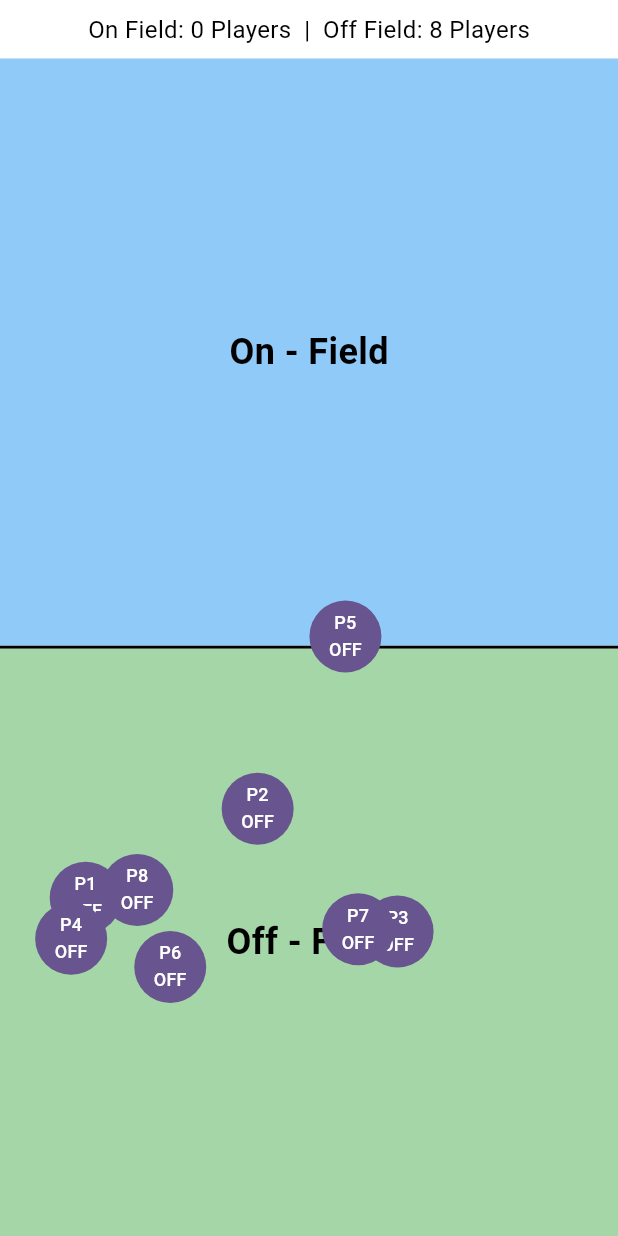
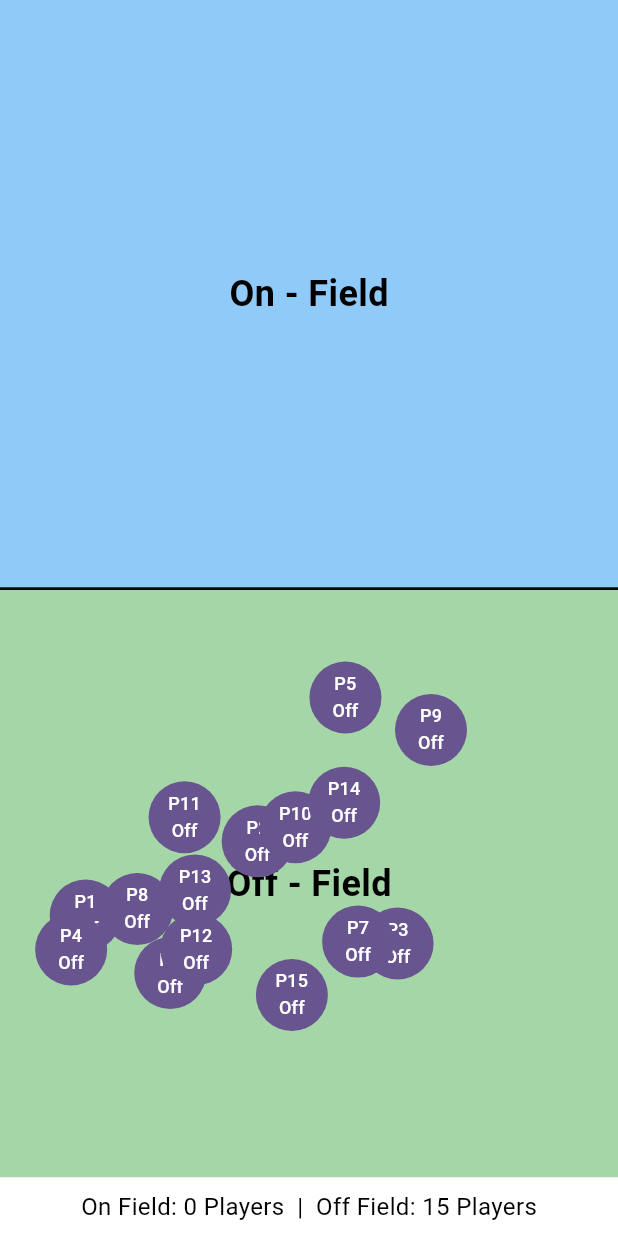
Before and after one commit to anushkagupta65/drag-n-drop-players, a Flutter app: the screen it shows after launch, on a phone screen of 412 x 824 dp. Run offline on Flutter 3.47's test engine with Material 3 defaults, Android fonts, the phone set to English and light mode, and no system bars; our stand-ins replace flutter_bloc, freezed_annotation.

Commit message:
added no of players

```diff
--- a/lib/player_cubit.dart
+++ b/lib/application/player cubit/player_cubit.dart
@@ -1,8 +1,8 @@
 import 'package:flutter/material.dart';
 import 'package:flutter_bloc/flutter_bloc.dart';
 import 'package:freezed_annotation/freezed_annotation.dart';
-import 'package:player_drag/players.dart';
-import 'player_model.dart';
+import 'package:player_drag/data/players.dart';
+import '../../data/player_model.dart';
 
 part 'player_state.dart';
 part 'player_cubit.freezed.dart';
@@ -10,8 +10,9 @@ part 'player_cubit.freezed.dart';
 class PlayerCubit extends Cubit<PlayerState> {
   PlayerCubit() : super(PlayerState.initial());
 
-  void updatePosition(Offset newPosition, String playerName, double centerLine) {
-    final String newStatus = newPosition.dy < centerLine ? "ON" : "OFF";
+  void updatePosition(
+      Offset newPosition, String playerName, double centerLine) {
+    final String newStatus = newPosition.dy < centerLine ? "On" : "Off";
 
     emit(state.copyWith(
       draggedPlayerPosition: newPosition,
@@ -22,7 +23,8 @@ class PlayerCubit extends Cubit<PlayerState> {
     updatePlayerPositionAndStatus(playerName, newPosition, newStatus);
   }
 
-  void updatePlayerPositionAndStatus(String playerName, Offset newPosition, String newStatus) {
+  void updatePlayerPositionAndStatus(
+      String playerName, Offset newPosition, String newStatus) {
     List<Player> updatedPlayers = state.players.map((player) {
       if (player.name == playerName) {
         return player.copyWith(position: newPosition, status: newStatus);
--- a/lib/player_state.dart
+++ b/lib/application/player cubit/player_state.dart
@@ -14,7 +14,7 @@ class PlayerState with _$PlayerState {
         draggedPlayerName: '',
         draggedPlayerStatus: '',
         players: InitialPlayers.offFieldPlayers.map((player) {
-          return player.copyWith(status: 'OFF');
+          return player.copyWith(status: 'Off');
         }).toList(),
       );
 }
--- /dev/null
+++ b/lib/data/players.dart
@@ -0,0 +1,27 @@
+import 'dart:math';
+import 'package:flutter/material.dart';
+import 'package:player_drag/data/player_model.dart';
+
+class InitialPlayers {
+  static List<Player> offFieldPlayers = _initialPlayers();
+
+  static List<Player> _initialPlayers() {
+    final Random random = Random();
+    double screenHeight = 640;
+    double centerLine = screenHeight / 2;
+
+    return List.generate(
+      15,
+      (index) {
+        return Player(
+          name: "P${index + 1}",
+          position: Offset(
+            random.nextDouble() * 300,
+            random.nextDouble() * (centerLine - 120) + (centerLine + 120),
+          ),
+          status: "",
+        );
+      },
+    );
+  }
+}
--- a/lib/main.dart
+++ b/lib/main.dart
@@ -1,5 +1,5 @@
 import 'package:flutter/material.dart';
-import 'package:player_drag/player_field_screen.dart';
+import 'package:player_drag/presentation/player_field_screen.dart';
 
 void main() {
   runApp(const MyApp());
@@ -17,7 +17,7 @@ class MyApp extends StatelessWidget {
         colorScheme: ColorScheme.fromSeed(seedColor: Colors.deepPurple),
         useMaterial3: true,
       ),
-      home: PlayerFieldScreen(),
+      home: const PlayerFieldScreen(),
     );
   }
 }
--- a/lib/players.dart
+++ /dev/null
@@ -1,25 +0,0 @@
-import 'dart:math';
-import 'package:flutter/material.dart';
-import 'dart:ui';
-import 'package:player_drag/player_model.dart';
-
-class InitialPlayers {
-  static List<Player> offFieldPlayers = _generateInitialPlayers();
-
-  static List<Player> _generateInitialPlayers() {
-    final Random random = Random();
-    const double screenHeight = 600;
-    const double centerLineY = screenHeight / 2;
-
-    return List.generate(8, (index) {
-      return Player(
-        name: "P${index + 1}",
-        position: Offset(
-          random.nextDouble() * 300,
-          random.nextDouble() * (centerLineY - 60) + (centerLineY + 60),
-        ),
-        status: "",
-      );
-    });
-  }
-}
--- /dev/null
+++ b/lib/presentation/player_field_screen.dart
@@ -0,0 +1,22 @@
+import 'package:flutter/material.dart';
+import 'package:flutter_bloc/flutter_bloc.dart';
+import 'package:player_drag/presentation/player_field_widget.dart';
+import '../application/player cubit/player_cubit.dart';
+
+class PlayerFieldScreen extends StatelessWidget {
+  const PlayerFieldScreen({
+    super.key,
+  });
+
+  @override
+  Widget build(BuildContext context) {
+    return Scaffold(
+      body: SafeArea(
+        child: BlocProvider(
+          create: (_) => PlayerCubit(),
+          child: const PlayerFieldWidget(),
+        ),
+      ),
+    );
+  }
+}
--- a/lib/player_field_screen.dart
+++ b/lib/presentation/player_field_widget.dart
@@ -1,48 +1,28 @@
 import 'package:flutter/material.dart';
 import 'package:flutter_bloc/flutter_bloc.dart';
-import 'player_cubit.dart';
-import 'player_model.dart';
-
-class PlayerFieldScreen extends StatelessWidget {
-  @override
-  Widget build(BuildContext context) {
-    return Scaffold(
-      body: SafeArea(
-        child: BlocProvider(
-          create: (_) => PlayerCubit(),
-          child: PlayerFieldWidget(),
-        ),
-      ),
-    );
-  }
-}
+import 'package:player_drag/application/player%20cubit/player_cubit.dart';
+import 'package:player_drag/data/player_model.dart';
 
 class PlayerFieldWidget extends StatelessWidget {
+  const PlayerFieldWidget({
+    super.key,
+  });
+
   @override
   Widget build(BuildContext context) {
     return BlocBuilder<PlayerCubit, PlayerState>(
       builder: (context, state) {
         double screenHeight = MediaQuery.of(context).size.height;
-        double centerLine = screenHeight / 2;
+        double centerLine = (screenHeight / 2) - 40;
 
         int onFieldCount =
-            state.players.where((player) => player.status == "ON").length;
+            state.players.where((player) => player.status == "On").length;
         int offFieldCount =
-            state.players.where((player) => player.status == "OFF").length;
+            state.players.where((player) => player.status == "Off").length;
 
         return SafeArea(
           child: Column(
             children: [
-              Container(
-                padding: const EdgeInsets.all(8.0),
-                color: Colors.white,
-                child: Center(
-                  child: Text(
-                    'On Field: $onFieldCount Players  |  Off Field: $offFieldCount Players',
-                    style: const TextStyle(fontSize: 16, color: Colors.black),
-                  ),
-                ),
-              ),
               Expanded(
                 child: Stack(
                   children: [
@@ -152,6 +132,16 @@ class PlayerFieldWidget extends StatelessWidget {
                   ],
                 ),
               ),
+              Container(
+                padding: const EdgeInsets.all(8.0),
+                color: Colors.white,
+                child: Center(
+                  child: Text(
+                    'On Field: $onFieldCount Players  |  Off Field: $offFieldCount Players',
+                    style: const TextStyle(fontSize: 16, color: Colors.black),
+                  ),
+                ),
+              ),
             ],
           ),
         );
```
Also changed, not shown: lib/draggable_player_card.dart (deleted, +0 -31 lines), lib/field_section.dart (deleted, +0 -72 lines), lib/player_card.dart (deleted, +0 -46 lines), lib/app_strings.dart (deleted), lib/application/player cubit/player_cubit.freezed.dart (renamed from lib/player_cubit.freezed.dart), lib/data/player_model.dart (renamed from lib/player_model.dart), 1 other file.
